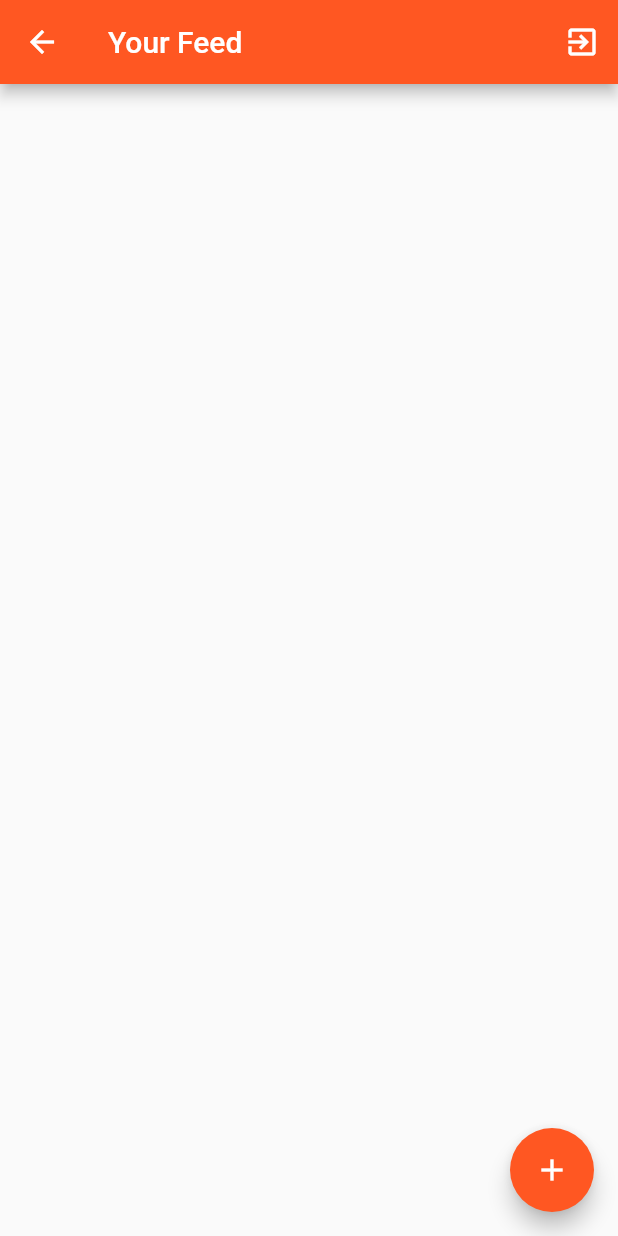
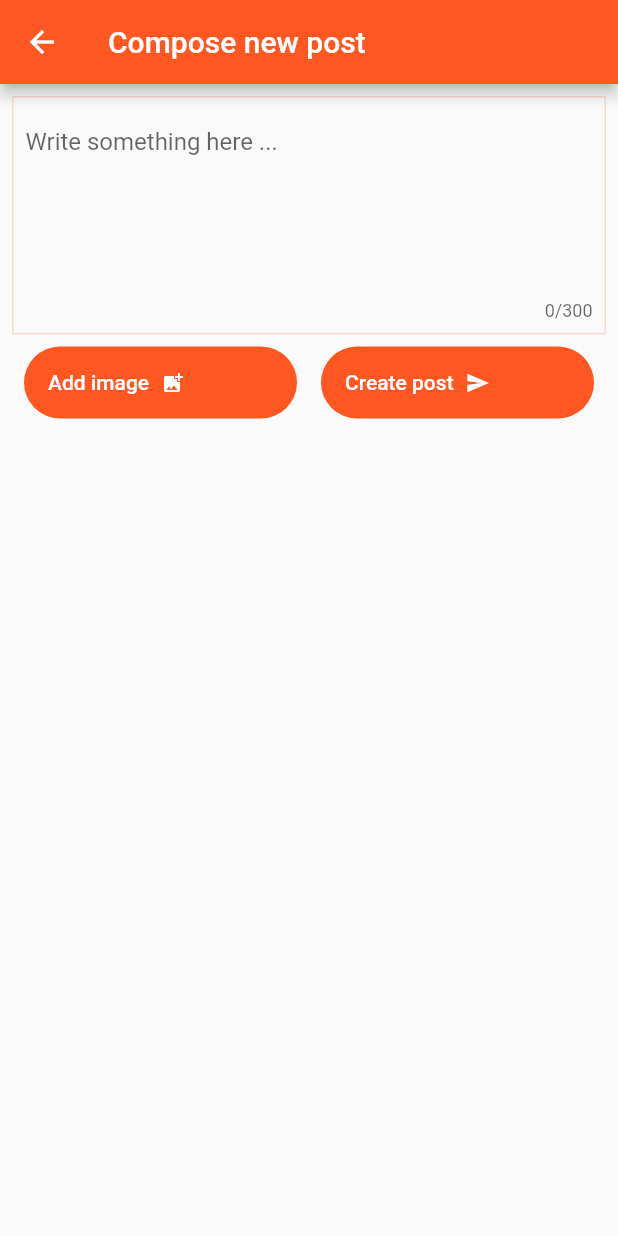
Before and after one commit to reeshabhh/flutter_feedly, a Flutter app: the FeedPage screen opened directly, after a tap on the "add" icon, on a phone screen of 412 x 824 dp. Run offline on Flutter 3.47's test engine with Material 2 defaults, Android fonts, the phone set to English and light mode, and no system bars; our stand-ins replace cloud_firestore, firebase_auth, firebase_core, firebase_storage, image_picker; accounts and stored records are empty.

Commit message:
Add image upload and post upload

```diff
--- a/lib/main.dart
+++ b/lib/main.dart
@@ -1,5 +1,7 @@
 import 'package:firebase_core/firebase_core.dart';
 import 'package:flutter/material.dart';
+import 'package:flutter_feedly/pages/create.dart';
+import 'package:flutter_feedly/pages/feed.dart';
 import 'package:flutter_feedly/pages/login.dart';
 import 'package:flutter_feedly/pages/signup.dart';
 
@@ -20,7 +22,7 @@ class MyApp extends StatelessWidget {
       theme: ThemeData(
         primarySwatch: Colors.deepOrange,
       ),
-      home: const LoginPage(),
+      home: LoginPage(),
     );
   }
 }
--- /dev/null
+++ b/lib/pages/create.dart
@@ -0,0 +1,317 @@
+// import 'dart:html';
+// import 'dart:io';
+
+// import 'dart:html';
+import 'dart:io';
+
+import 'package:firebase_auth/firebase_auth.dart';
+import 'package:firebase_storage/firebase_storage.dart';
+import 'package:flutter/material.dart';
+import 'package:cloud_firestore/cloud_firestore.dart';
+import 'package:image_picker/image_picker.dart';
+
+class CreatePage extends StatefulWidget {
+  const CreatePage({Key? key}) : super(key: key);
+
+  @override
+  _CreatePageState createState() => _CreatePageState();
+}
+
+class _CreatePageState extends State<CreatePage> {
+  final TextEditingController _postTextController =
+      TextEditingController(text: '');
+  final GlobalKey<ScaffoldState> _key = GlobalKey<ScaffoldState>();
+  final FirebaseFirestore _firestore = FirebaseFirestore.instance;
+  final FirebaseAuth _firebaseAuth = FirebaseAuth.instance;
+  // File? _image;
+  XFile? _image;
+
+  String? user_uid;
+  String? user_display_name;
+
+  _post() async {
+    if (_postTextController.text.trim().length == 0) {
+      // _key.currentState!.showSnackBar(
+      //   SnackBar(
+      //     content: Text('Please enter some text'),
+      //   ),
+      // );
+      return;
+    }
+    DocumentReference ref;
+    try {
+      debugPrint('inside try ***************');
+      ref = await _firestore.collection('posts').add(
+        {
+          'text': _postTextController.text.trim(),
+
+          // TODO: owner name is null fix it
+          'owner_name': user_display_name,
+          'owner': user_uid,
+          'created': DateTime.now(),
+          'likes': {},
+          'likes_count': 0,
+          'comments_count': 0,
+        },
+      );
+
+      if (_image != null) {
+        String _url = await _uploadImageAndGetUrl(
+          ref.id,
+          File(_image!.path),
+        );
+
+      await  ref.update({
+          'image': _url,
+        });
+      }
+
+      // _key.currentState!.showSnackBar(
+      //   SnackBar(
+      //     content: Text(
+      //       'Post created successfully',
+      //     ),
+      //   ),
+      // );
+      Future.delayed(
+        Duration(seconds: 1),
+        () {
+          Navigator.pop(context);
+        },
+      );
+    } catch (e) {
+      // // _key.currentState!.showSnackBar(
+      // //   SnackBar(
+      // //     content: Text(
+      // //       e.toString(),
+      // //     ),
+      // //   ),
+      // );
+    }
+  }
+
+  _showModelBottomSheet() {
+    showModalBottomSheet(
+      context: context,
+      builder: (BuildContext ctx) {
+        return Column(
+          mainAxisSize: MainAxisSize.min,
+          children: [
+            ListTile(
+              leading: (Icon(Icons.camera_alt)),
+              title: Text('Camera'),
+              onTap: () async {
+                // TODO: Use image_picker plugin
+                XFile? image = await ImagePicker().pickImage(
+                  source: ImageSource.camera,
+                  maxHeight: 480,
+                  maxWidth: 480,
+                );
+
+                setState(() {
+                  _image = image;
+                });
+                Navigator.pop(context);
+              },
+            ),
+            ListTile(
+                leading: (Icon(
+                  Icons.photo_album,
+                )),
+                title: Text('Photo Album'),
+                onTap: () async {
+                  // TODO: Use image_picker plugin
+
+                  XFile? image = await ImagePicker().pickImage(
+                    source: ImageSource.gallery,
+                    maxHeight: 480,
+                    maxWidth: 480,
+                  );
+
+                  setState(() {
+                    _image = image;
+                  });
+
+                  Navigator.pop(context);
+                }),
+          ],
+        );
+      },
+    );
+  }
+
+  Future<String> _uploadImageAndGetUrl(String fileName, File file) async {
+    FirebaseStorage _storage = FirebaseStorage.instance;
+
+    UploadTask _task = _storage.ref().child(fileName).putFile(
+          file,
+          SettableMetadata(contentType: 'image/png'),
+        );
+    final String _downloadURL = await (await _task).ref.getDownloadURL();
+    return _downloadURL;
+  }
+
+  @override
+  void initState() {
+    super.initState();
+
+    User? user = _firebaseAuth.currentUser;
+
+    // final User user = await _firebaseAuth.currentUser();
+    user_uid = user!.uid;
+    user_display_name = user.displayName;
+
+    // await _firebaseAuth.currentUser
+
+    //   (User user) {
+    //     user_uid = user.uid;
+    //     user_display_name = user.displayName;
+    //   },
+    // );
+  }
+
+  @override
+  Widget build(BuildContext context) {
+    return Scaffold(
+      key: _key,
+      appBar: AppBar(
+        title: const Text('Compose new post'),
+      ),
+      body: Container(
+        padding: const EdgeInsets.all(8.0),
+        child: Column(
+          children: [
+            Container(
+              padding: const EdgeInsets.all(8.0),
+              decoration: BoxDecoration(
+                border: Border.all(
+                  color: Colors.deepOrange.withOpacity(0.2),
+                ),
+              ),
+              child: TextField(
+                controller: _postTextController,
+                maxLines: 5,
+                maxLength: 300,
+                decoration: const InputDecoration(
+                  hintText: 'Write something here ... ',
+                  border: InputBorder.none,
+                ),
+              ),
+            ),
+            Row(
+              children: [
+                Expanded(
+                  child: Padding(
+                    padding: const EdgeInsets.all(8.0),
+                    child: TextButton(
+                      style: TextButton.styleFrom(
+                        shape: RoundedRectangleBorder(
+                          borderRadius: BorderRadius.circular(
+                            30.0,
+                          ),
+                        ),
+                        // primary: Colors.deepOrange,
+                        backgroundColor: Colors.deepOrange,
+                      ),
+                      onPressed: () {
+                        _showModelBottomSheet();
+                      },
+                      child: Row(
+                        children: const [
+                          Padding(
+                            padding: EdgeInsets.symmetric(
+                                vertical: 8.0, horizontal: 8.0),
+                            child: Text(
+                              'Add image',
+                              style: TextStyle(color: Colors.white),
+                            ),
+                          ),
+                          Icon(
+                            Icons.add_photo_alternate,
+                            color: Colors.white,
+                            size: 16.0,
+                          )
+                        ],
+                      ),
+                    ),
+                  ),
+                ),
+                Expanded(
+                  child: Padding(
+                    padding: const EdgeInsets.all(8.0),
+                    child: TextButton(
+                      style: TextButton.styleFrom(
+                        shape: RoundedRectangleBorder(
+                          borderRadius: BorderRadius.circular(
+                            30.0,
+                          ),
+                        ),
+                        // primary: Colors.deepOrange,
+                        backgroundColor: Colors.deepOrange,
+                      ),
+                      onPressed: () {
+                        _post();
+                      },
+                      child: Row(
+                        children: const [
+                          Padding(
+                            padding: EdgeInsets.symmetric(
+                                vertical: 8.0, horizontal: 8.0),
+                            child: Text(
+                              'Create post',
+                              style: TextStyle(color: Colors.white),
+                            ),
+                          ),
+                          Icon(
+                            Icons.send,
+                            color: Colors.white,
+                            size: 16.0,
+                          )
+                        ],
+                      ),
+                    ),
+                  ),
+                ),
+              ],
+            ),
+            _image == null
+                ? Container()
+                : Padding(
+                    padding: const EdgeInsets.all(8.0),
+                    child: Row(
+                      mainAxisAlignment: MainAxisAlignment.start,
+                      children: [
+                        Stack(
+                          children: [
+                            Container(
+                              child: Image.file(
+                                File(_image!.path),
+                                fit: BoxFit.cover,
+                              ),
+                              width: 150,
+                              height: 150,
+                            ),
+                            Positioned(
+                              top: 4.0,
+                              right: 4.0,
+                              child: IconButton(
+                                icon: Icon(Icons.close),
+                                color: Colors.white,
+                                onPressed: () {
+                                  setState(() {
+                                    _image = null;
+                                  });
+                                },
+                              ),
+                            )
+                          ],
+                        ),
+                      ],
+                    ),
+                  ),
+          ],
+        ),
+      ),
+    );
+  }
+}
--- a/lib/pages/feed.dart
+++ b/lib/pages/feed.dart
@@ -1,4 +1,6 @@
 import 'package:flutter/material.dart';
+import 'package:flutter_feedly/pages/create.dart';
+import 'package:flutter_feedly/widgets/compose_box.dart';
 
 class FeedPage extends StatefulWidget {
   FeedPage({Key? key}) : super(key: key);
@@ -8,8 +10,28 @@ class FeedPage extends StatefulWidget {
 }
 
 class _FeedPageState extends State<FeedPage> {
+  _navigateToCreatePage() {
+    Navigator.push(
+      context,
+      MaterialPageRoute(
+        builder: (BuildContext ctx) {
+          return CreatePage();
+        },
+      ),
+    );
+  }
+
   _getItems() {
     List<Widget> _items = [];
+    Widget _composeBox = GestureDetector(
+      child: const ComposeBox(),
+      onTap: () {
+        _navigateToCreatePage();
+        debugPrintStack();
+        debugPrint('onTap is called');
+      },
+    );
+    _items.add(_composeBox);
     return _items;
   }
 
@@ -17,11 +39,12 @@ class _FeedPageState extends State<FeedPage> {
   Widget build(BuildContext context) {
     return Scaffold(
       appBar: AppBar(
-        title: Text('Your Feed'),
+        leading: const Icon(Icons.rss_feed),
+        title: const Text('Your Feed'),
         actions: [
           IconButton(
             onPressed: () {},
-            icon: Icon(Icons.exit_to_app),
+            icon: const Icon(Icons.exit_to_app),
           ),
         ],
       ),
@@ -29,7 +52,7 @@ class _FeedPageState extends State<FeedPage> {
         children: _getItems(),
       ),
       floatingActionButton: FloatingActionButton(
-        onPressed: () {},
+        onPressed: _navigateToCreatePage,
         child: Icon(Icons.add),
       ),
     );
--- /dev/null
+++ b/lib/widgets/compose_box.dart
@@ -0,0 +1,49 @@
+import 'package:flutter/material.dart';
+
+class ComposeBox extends StatelessWidget {
+  const ComposeBox({Key? key}) : super(key: key);
+
+  @override
+  Widget build(BuildContext context) {
+    return Container(
+      color: Colors.deepOrange.withOpacity(0.1),
+      padding: const EdgeInsets.only(right: 16.0, top: 6.0, bottom: 12.0),
+      margin: const EdgeInsets.only(bottom: 10.0),
+      child: Row(
+        children: [
+          Expanded(
+            child: Container(
+              margin: const EdgeInsets.only(left: 16.0, top: 16.0),
+              padding:
+                  const EdgeInsets.symmetric(vertical: 8.0, horizontal: 16.0),
+              decoration: BoxDecoration(
+                  color: Colors.white,
+                  borderRadius: BorderRadius.circular(40.0),
+                  border: Border.all(
+                    width: 1.0,
+                    color: Colors.deepOrange,
+                  )),
+              child: const Padding(
+                padding: EdgeInsets.symmetric(vertical: 10.0),
+                child: Text('Write something here ...'),
+              ),
+            ),
+          ),
+          Container(
+            margin: const EdgeInsets.only(
+              top: 12.0,
+              left: 8.0,
+            ),
+            child: const Padding(
+              padding: EdgeInsets.all(8.0),
+              child: Icon(
+                Icons.send,
+                color: Colors.deepOrange,
+              ),
+            ),
+          )
+        ],
+      ),
+    );
+  }
+}
--- a/pubspec.yaml
+++ b/pubspec.yaml
@@ -36,6 +36,9 @@ dependencies:
   cupertino_icons: ^1.0.2
   firebase_auth: ^3.1.1
   firebase_core: ^1.6.0
+  cloud_firestore: ^2.5.3
+  firebase_storage: ^10.0.3
+  image_picker: ^0.8.4+2
 
 dev_dependencies:
   flutter_test:
```
Also changed, not shown: pubspec.lock, 1 other file.
